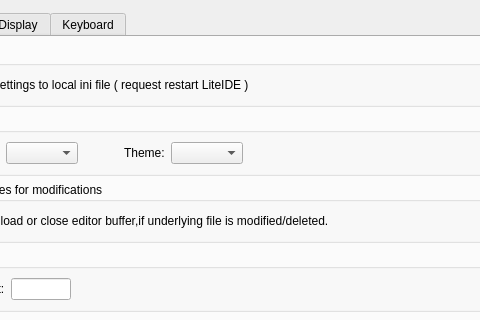
This is liteidex/src/liteapp/liteappoption.ui in visualfc/liteide as Qt 5 draws it before an edit; both pictures show x 91 to 571 and y 0 to 320 of the 655 by 475 pixel window. The edited form follows.
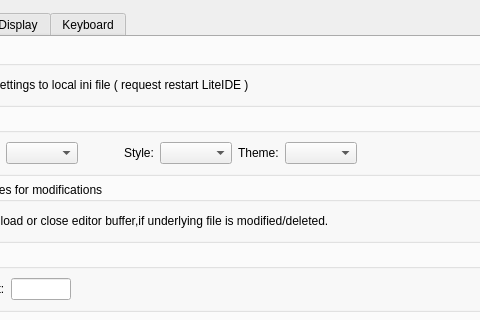
This is the edited form.

Commit message: add liteapp style option

The edit to the form file:
```diff
--- a/liteidex/src/liteapp/liteappoption.ui
+++ b/liteidex/src/liteapp/liteappoption.ui
@@ -72,6 +72,16 @@
             </property>
            </spacer>
           </item>
+          <item>
+           <widget class="QLabel" name="label_6">
+            <property name="text">
+             <string>Style:</string>
+            </property>
+           </widget>
+          </item>
+          <item>
+           <widget class="QComboBox" name="styleComboBox"/>
+          </item>
           <item>
            <widget class="QLabel" name="label_4">
             <property name="text">
```
The commit also changes 25 other files.
